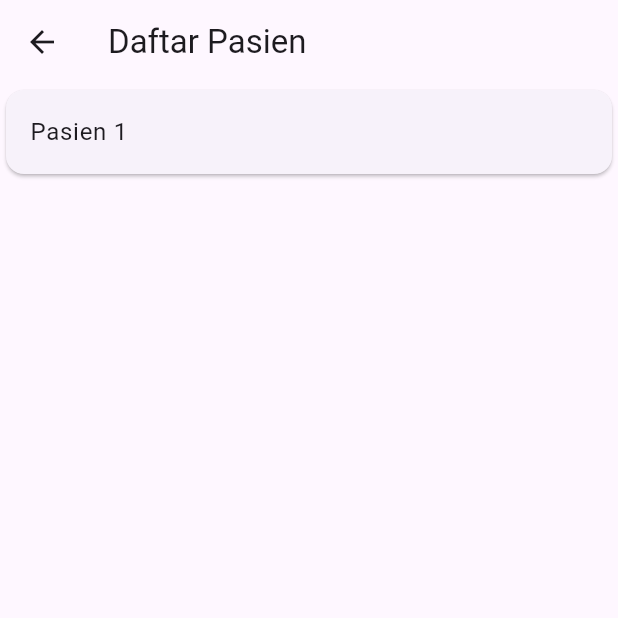
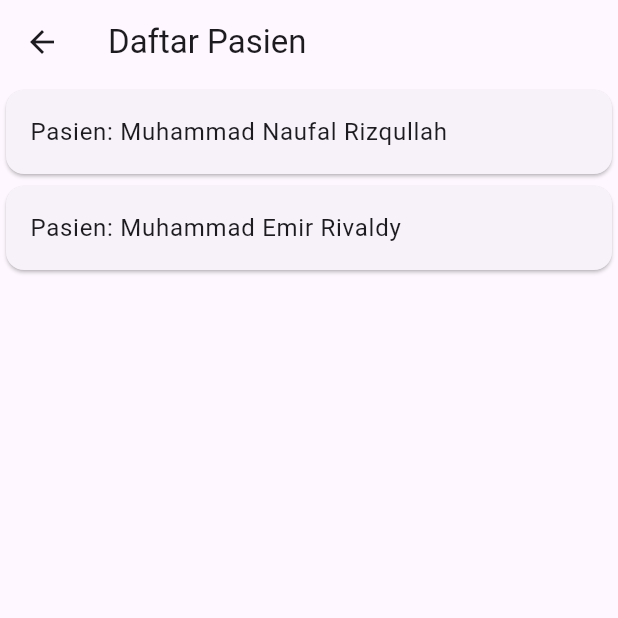
Before and after one commit to N3ToD/Clinic_project, a Flutter app: the PasienPage screen opened directly, on a phone screen of 412 x 824 dp, the top half of it. Run offline on Flutter 3.47's test engine with Material 3 defaults, Android fonts, the phone set to English and light mode, and no system bars.

Commit message:
Updated Pasien page Behavior, so only name shown in the card

```diff
--- /dev/null
+++ b/lib/ui/pasien_item.dart
@@ -0,0 +1,23 @@
+import 'package:clinic_project/model/pasien.dart';
+import 'package:clinic_project/ui/pasien_detail.dart';
+import 'package:flutter/material.dart';
+
+class PasienItem extends StatelessWidget {
+  final Pasien pasien;
+  const PasienItem({super.key, required this.pasien});
+
+  @override
+  Widget build(BuildContext context) {
+    return GestureDetector(
+      child: Card(
+        child: ListTile(
+          title: Text("Pasien: ${pasien.namaPasien}"),
+        ),
+      ),
+      onTap: () {
+        Navigator.push(context,
+        MaterialPageRoute(builder: (context) => PasienDetail(pasien: pasien)));
+      },
+    );
+  }
+}
--- a/lib/ui/pasien_page.dart
+++ b/lib/ui/pasien_page.dart
@@ -1,5 +1,5 @@
 import 'package:clinic_project/model/pasien.dart';
-import 'pasien_detail.dart';
+import 'package:clinic_project/ui/pasien_item.dart';
 // import '../model/pasien.dart';
 import 'package:flutter/material.dart';
 
@@ -12,12 +12,8 @@ class PasienPage extends StatelessWidget {
       appBar: AppBar(title: Text("Daftar Pasien"),),
       body: ListView(
         children: [
-
-          GestureDetector(child: Card(child: ListTile(title: const Text("Pasien 1"),),),
-          onTap: () {
-            Pasien absenPasien1 = Pasien(nomorRm: "201", namaPasien: "Muhammad Emir Rivaldy", alamatTinggal: "Jl. Manggis 1", noTelp: "+62 0859-6719-4310", tglLahir: "20/04/2005");
-            Navigator.push(context, MaterialPageRoute(builder: (context) => PasienDetail(pasien: absenPasien1,)));
-          },)
+          PasienItem(pasien: Pasien(nomorRm: "nomorRm", namaPasien: "Muhammad Naufal Rizqullah", alamatTinggal: "alamatTinggal", noTelp: "noTelp", tglLahir: "tglLahir")),
+          PasienItem(pasien: Pasien(nomorRm: "nomorRm", namaPasien: "Muhammad Emir Rivaldy", alamatTinggal: "alamatTinggal", noTelp: "noTelp", tglLahir: "tglLahir")),
         ],
       ),
     );
```
Also changed, not shown: lib/ui/pasien_form.dart (added, +32 -0 lines).
